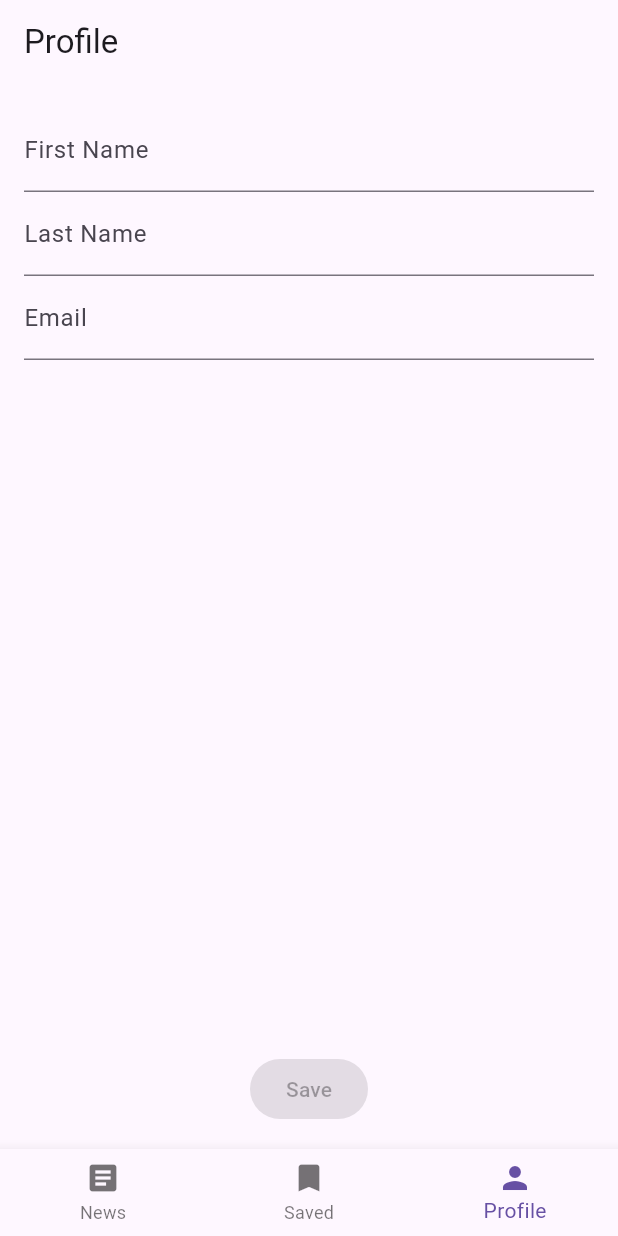
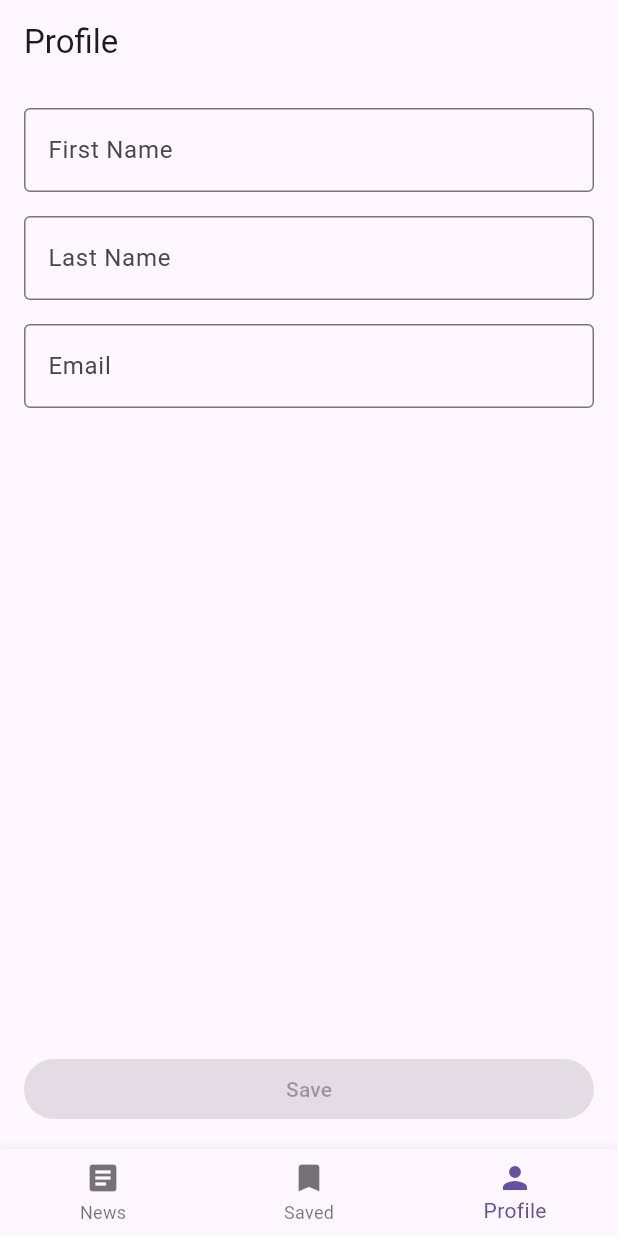
Before and after one commit to e-poroshin/flutter_project, a Flutter app: the screen it shows after launch, item 3 of the bottom bar chosen, on a phone screen of 412 x 824 dp. Run offline on Flutter 3.47's test engine with Material 3 defaults, Android fonts, the phone set to English and light mode, and no system bars; our stand-ins replace flutter_dotenv, sqflite; accounts and stored records are empty; network calls fail.

```diff
--- a/lib/screens/profile_screen.dart
+++ b/lib/screens/profile_screen.dart
@@ -66,18 +66,31 @@ class _ProfileScreenState extends State<ProfileScreen> {
           children: [
             TextField(
               controller: _firstNameController,
-              decoration: const InputDecoration(labelText: 'First Name'),
+              decoration: const InputDecoration(
+                labelText: 'First Name',
+                border: OutlineInputBorder(),
               ),
+            ),
+            const SizedBox(height: 16),
             TextField(
               controller: _lastNameController,
-              decoration: const InputDecoration(labelText: 'Last Name'),
+              decoration: const InputDecoration(
+                labelText: 'Last Name',
+                border: OutlineInputBorder(),
               ),
+            ),
+            const SizedBox(height: 16),
             TextField(
               controller: _emailController,
-              decoration: const InputDecoration(labelText: 'Email'),
+              decoration: const InputDecoration(
+                labelText: 'Email',
+                border: OutlineInputBorder(),
+              ),
             ),
             const Spacer(),
-            ElevatedButton(
+            SizedBox(
+              width: double.infinity,
+              child: ElevatedButton(
                 onPressed: _hasChanged
                     ? () {
                         profileProvider.saveProfile(
@@ -94,6 +107,7 @@ class _ProfileScreenState extends State<ProfileScreen> {
                       }
                     : null,
                 child: const Text('Save'),
+              ),
             ),
           ],
         ),
```
Lines whose indentation alone changed are shown as unchanged.
